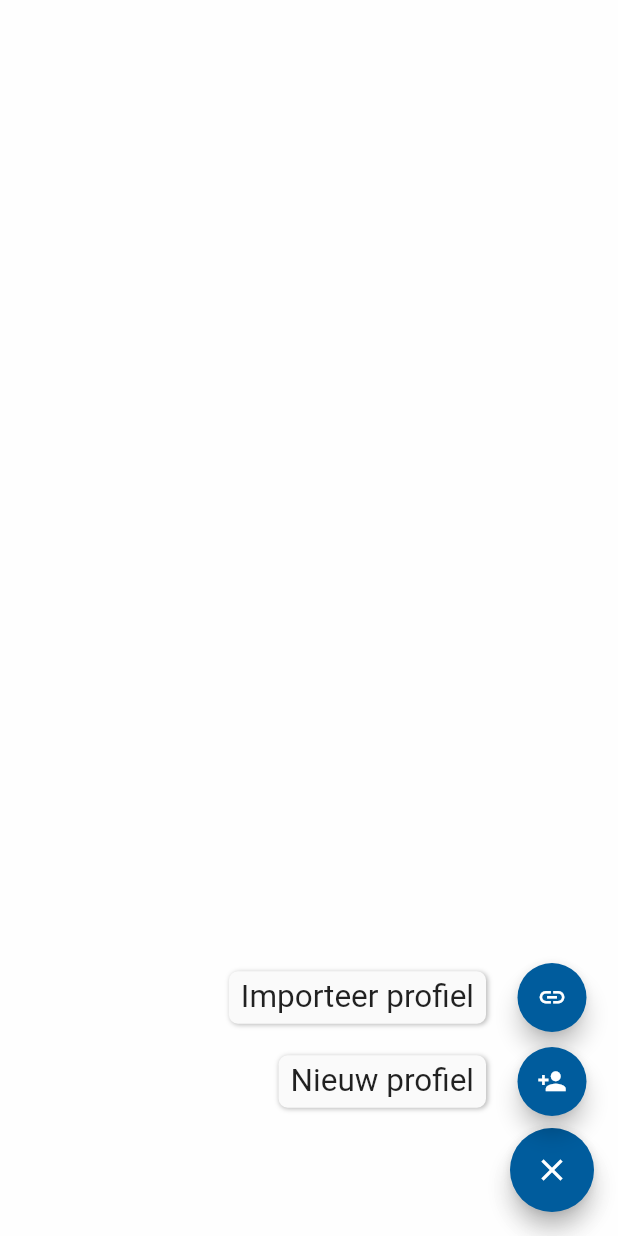
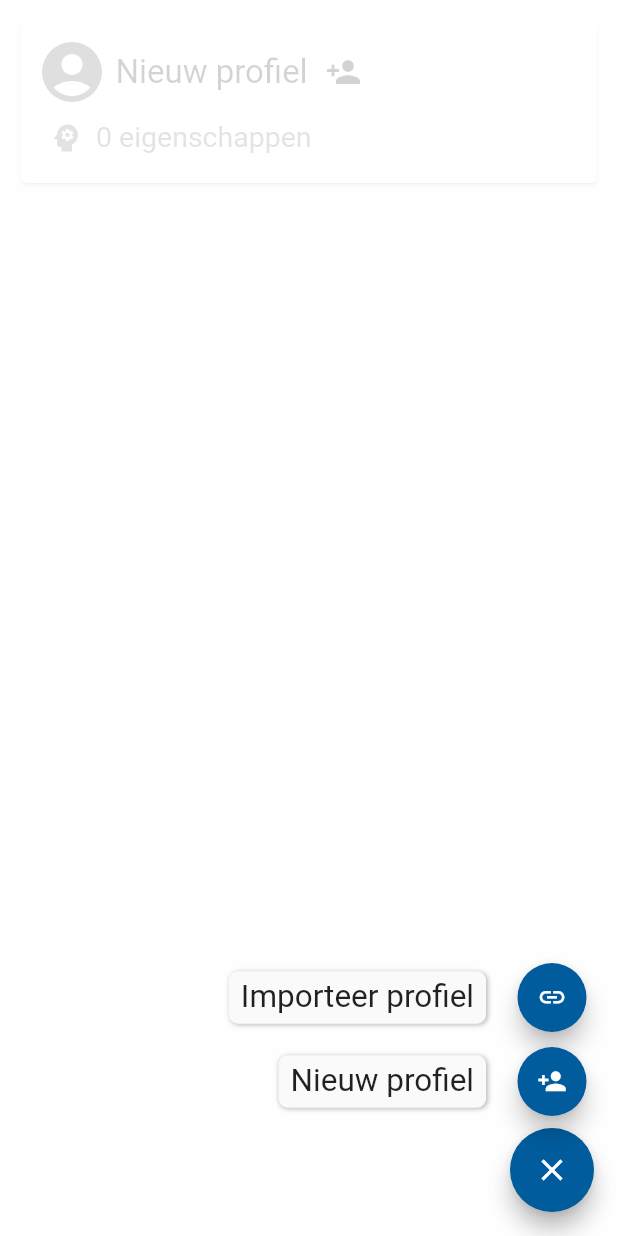
Before and after one commit to ScoutsGidsenVL/totem-app-2023, a Flutter app: the Profielen screen opened directly, after a tap on the "add" icon, on a phone screen of 412 x 824 dp. Run offline on Flutter 3.47's test engine with Material 2 defaults, Android fonts, the phone set to English and light mode, and no system bars; drawn by our look-alikes of azlistview, flutter_speed_dial; our stand-ins replace flutter_cache_manager, flutter_markdown, flutter_native_splash, share_plus, shared_preferences; accounts and stored records are empty; network calls fail.

Commit message:
Improve profile UX

```diff
--- a/lib/pages/profielen.dart
+++ b/lib/pages/profielen.dart
@@ -19,15 +19,11 @@ class Profielen extends StatelessWidget {
 
     return Scaffold(
         body: Column(children: [
-          profile == null
-              ? Container()
-              : Padding(
-                  padding: const EdgeInsets.only(left: 10, top: 10, right: 10),
-                  child: ProfileCard(profile)),
+          Padding(
+              padding: const EdgeInsets.all(10), child: ProfileCard(profile)),
           Expanded(
               child: Scrollbar(
                   child: AzListView(
-                      padding: const EdgeInsets.only(top: 10),
                       data: profiles,
                       itemCount: profiles.length,
                       itemBuilder: (context, index) {
--- a/lib/widgets/profile_card.dart
+++ b/lib/widgets/profile_card.dart
@@ -1,18 +1,19 @@
 import 'package:flutter/material.dart';
 import 'package:provider/provider.dart';
 import 'package:totemapp/model/profile_manager.dart';
-import 'package:totemapp/util.dart';
+import 'package:totemapp/model/traits_filter.dart';
 import 'package:totemapp/widgets/profile_dialog.dart';
 import 'package:share_plus/share_plus.dart';
 
 class ProfileCard extends StatelessWidget {
   const ProfileCard(this.profile, {super.key});
 
-  final ProfileData profile;
+  final ProfileData? profile;
 
   @override
   Widget build(BuildContext context) {
     final manager = context.watch<ProfileManager>();
+    final filter = context.watch<TraitsFilter>();
 
     return Card(
         child: Padding(
@@ -20,19 +21,51 @@ class ProfileCard extends StatelessWidget {
       child: Column(
         children: [
           Row(children: [
-            Icon(Icons.account_circle, size: 48, color: profile.color.shade700),
-            Expanded(
+            Icon(Icons.account_circle,
+                size: 48, color: (profile?.color ?? Colors.grey).shade700),
+            Flexible(
               child: Padding(
                   padding: const EdgeInsets.only(left: 5),
-                    child: Text(profile.name,
-                        style: const TextStyle(fontSize: 22)))),
-            IconButton(
+                  child: Text(profile?.name ?? 'Nieuw profiel',
+                      style: const TextStyle(fontSize: 22))),
+            ),
+            profile == null
+                ? IconButton(
                     onPressed: () {
-                  manager.unselectProfile();
+                      showDialog(
+                          context: context,
+                          builder: (context) {
+                            return ProfileDialog(onSubmitted: (name, color) {
+                              final profileTraits =
+                                  Map<String, TraitState>.from(filter.traits);
+                              filter.reset();
+                              context.read<ProfileManager>().createProfile(name,
+                                  traits: profileTraits, color: color);
+                            });
+                          });
                     },
-                icon: const Icon(Icons.close))
+                    icon: const Icon(Icons.person_add))
+                : IconButton(
+                    onPressed: () {
+                      showDialog(
+                          context: context,
+                          builder: (context) {
+                            return ProfileDialog(
+                                onSubmitted: (name, color) {
+                                  manager.updateProfile(() {
+                                    profile!.name = name;
+                                    profile!.colorId = color;
+                                    manager.selectedName = name;
+                                  });
+                                },
+                                title: 'Profiel bewerken',
+                                initialName: profile!.name,
+                                initialColor: profile!.colorId);
+                          });
+                    },
+                    icon: const Icon(Icons.edit)),
           ]),
-          if (profile.animals.isNotEmpty)
+          if (profile?.animals.isNotEmpty ?? false)
             Padding(
                 padding: const EdgeInsets.all(8),
                 child: Row(
@@ -45,80 +78,57 @@ class ProfileCard extends StatelessWidget {
                                   .colorScheme
                                   .onSurfaceVariant)),
                       Flexible(
-                          child: Text(profile.animals.join(', '),
+                          child: Text(profile!.animals.join(', '),
                               style: Theme.of(context).textTheme.bodySmall,
                               softWrap: true))
                     ])),
-          if (profile.selectedCount > 0)
           Padding(
               padding: const EdgeInsets.all(8),
-                child: Row(
-                    crossAxisAlignment: CrossAxisAlignment.start,
-                    children: [
+              child:
+                  Row(crossAxisAlignment: CrossAxisAlignment.start, children: [
                 Padding(
                     padding: const EdgeInsets.only(right: 8),
                     child: Icon(Icons.psychology,
-                              color: Theme.of(context)
+                        color: Theme.of(context).colorScheme.onSurfaceVariant)),
+                Flexible(
+                    child: Text('${filter.selectedCount} eigenschappen',
+                        style: Theme.of(context).textTheme.bodySmall,
+                        softWrap: true)),
+              ])),
+          ...profile == null
+              ? []
+              : [
+                  Padding(
+                      padding: const EdgeInsets.only(top: 10),
+                      child: FilledButton.icon(
+                          onPressed: () {
+                            Share.share(profile!.encode(manager.dynamicData!));
+                          },
+                          style: ButtonStyle(
+                              backgroundColor: MaterialStatePropertyAll(
+                                  Theme.of(context).colorScheme.surfaceVariant),
+                              foregroundColor: MaterialStatePropertyAll(
+                                  Theme.of(context)
                                       .colorScheme
                                       .onSurfaceVariant)),
-                      Flexible(
-                          child: Text('${profile.selectedCount} eigenschappen',
-                              style: Theme.of(context).textTheme.bodySmall,
-                              softWrap: true))
-                    ])),
-          Row(
-            mainAxisAlignment: MainAxisAlignment.center,
-            children: [
-              Ink(
-                  decoration: ShapeDecoration(
-                      shape: const CircleBorder(),
-                      color: Theme.of(context).colorScheme.surfaceVariant),
-                  child: IconButton(
+                          icon: const Icon(Icons.share),
+                          label: const Text('Profiel code delen'))),
+                  Padding(
+                      padding: const EdgeInsets.only(top: 10),
+                      child: FilledButton.icon(
                           onPressed: () {
-                        Share.share(profile.encode(manager.dynamicData!));
+                            manager.unselectProfile();
                           },
-                      icon: const Icon(Icons.share))),
-              const SizedBox(width: 10),
-              Ink(
-                  decoration: ShapeDecoration(
-                      shape: const CircleBorder(),
-                      color: Theme.of(context).colorScheme.surfaceVariant),
-                  child: IconButton(
-                      onPressed: () {
-                        showDialog(
-                            context: context,
-                            builder: (context) {
-                              return ProfileDialog(
-                                  onSubmitted: (name, color) {
-                                    manager.updateProfile(() {
-                                      profile.name = name;
-                                      profile.colorId = color;
-                                      manager.selectedName = name;
-                                    });
-                                  },
-                                  title: 'Profiel bewerken',
-                                  initialName: profile.name,
-                                  initialColor: profile.colorId);
-                            });
-                      },
-                      icon: const Icon(Icons.edit))),
-              const SizedBox(width: 10),
-              Ink(
-                  decoration: ShapeDecoration(
-                      shape: const CircleBorder(),
-                      color: Theme.of(context).colorScheme.surfaceVariant),
-                  child: IconButton(
-                      onPressed: () {
-                        final oldSelectedName = manager.selectedName;
-                        manager.deleteProfile(profile.name);
-                        showUndo(context, '${profile.name} verwijderd', () {
-                          manager.selectedName = oldSelectedName;
-                          manager.addProfile(profile);
-                        });
-                      },
-                      icon: const Icon(Icons.delete))),
-            ],
-          ),
+                          style: ButtonStyle(
+                              backgroundColor: MaterialStatePropertyAll(
+                                  Theme.of(context).colorScheme.surfaceVariant),
+                              foregroundColor: MaterialStatePropertyAll(
+                                  Theme.of(context)
+                                      .colorScheme
+                                      .onSurfaceVariant)),
+                          icon: const Icon(Icons.logout),
+                          label: const Text('Zonder profiel gebruiken'))),
+                ]
         ],
       ),
     ));
```
Lines whose indentation alone changed are shown as unchanged.
